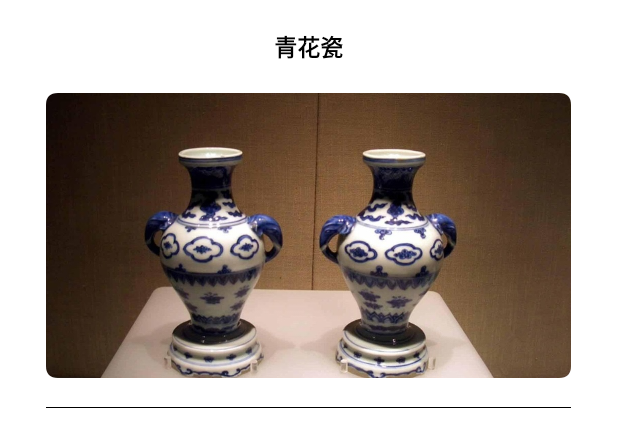
After one commit to BUCT-CS1808-SoftwareEngineering/app, an Android app: the layout layout_object_card.xml on its own in the app's theme, with its tools: preview values and no code run, on a phone screen of 412 x 824 dp. The commit adds this screen. Shown: the top 447 px of the screen. Run offline under Robolectric (Android 15) with nearby library versions, the phone set to English and light mode, and no system bars.

Commit message:
博物馆藏品界面

```diff
--- a/app/src/main/java/cn/edu/buct/se/cs1808/fragment/ExhibitionFragment.java
+++ b/app/src/main/java/cn/edu/buct/se/cs1808/fragment/ExhibitionFragment.java
@@ -33,7 +33,7 @@ public class ExhibitionFragment extends NavBaseFragment{
     }
     private void addExhibitionBox(int num){
         int defaultImage = R.drawable.bblk_museum_exhibition;
-        String defauleName = "测试博物馆";
+        String defauleName = "伟大征程——庆祝中国共产党成立100周年特展";
         int image;
         String name;
         image = defaultImage;
--- a/app/src/main/res/layout/activity_object.xml
+++ b/app/src/main/res/layout/activity_object.xml
@@ -2,8 +2,10 @@
 <RelativeLayout
     xmlns:android="http://schemas.android.com/apk/res/android" android:layout_width="match_parent"
     android:layout_height="match_parent">
-    <TextView
+    <LinearLayout
+        android:id="@+id/main_object_container"
         android:layout_width="match_parent"
         android:layout_height="wrap_content"
-        android:text="object"/>
+        android:orientation="vertical">
+    </LinearLayout>
 </RelativeLayout>
--- /dev/null
+++ b/app/src/main/res/layout/layout_object_card.xml
@@ -0,0 +1,46 @@
+<?xml version="1.0" encoding="utf-8"?>
+<LinearLayout
+    xmlns:android="http://schemas.android.com/apk/res/android" android:layout_width="match_parent"
+    android:layout_height="match_parent"
+    android:orientation="vertical"
+    android:paddingLeft="10dp"
+    android:paddingRight="10dp">
+    <TextView
+        android:layout_width="wrap_content"
+        android:layout_height="wrap_content"/>
+    <TextView
+        android:id="@+id/object_card_name"
+        android:layout_width="wrap_content"
+        android:layout_height="wrap_content"
+        android:text="青花瓷"
+        android:layout_gravity="center"
+        android:textStyle="bold"
+        android:textColor="@color/black"
+        android:textSize="15dp"
+        android:textAlignment="center"
+        />
+    <TextView
+        android:layout_width="wrap_content"
+        android:layout_height="wrap_content"
+        />
+    <LinearLayout
+        android:layout_width="350dp"
+        android:layout_height="wrap_content"
+        android:orientation="vertical"
+        android:paddingBottom="20dp"
+        android:layout_gravity="center"
+        android:background="@drawable/shape_layout_underline_black">
+        <cn.edu.buct.se.cs1808.RoundImageView
+            android:id="@+id/object_card_image"
+            android:layout_width="350dp"
+            android:layout_height="190dp"
+            android:scaleType="centerCrop"
+            android:layout_gravity="center"
+            android:src="@drawable/bblk_object_card"
+            />
+    </LinearLayout>
+    <TextView
+        android:layout_width="wrap_content"
+        android:layout_height="wrap_content"
+        />
+</LinearLayout>
--- a/app/src/main/res/values/attrs.xml
+++ b/app/src/main/res/values/attrs.xml
@@ -19,6 +19,10 @@
         <attr name="exhibition_card_name" format="string"/>
         <attr name="exhibition_card_image" format="reference|integer"/>
     </declare-styleable>
+    <declare-styleable name = "ObjectCard" >
+        <attr name="object_card_name" format="string"/>
+        <attr name="object_card_image" format="reference|integer"/>
+    </declare-styleable>
     <declare-styleable name="MapRecentCard">
         <attr name="map_museum_name" format="string"/>
         <attr name="map_museum_position" format="string"/>
```
Also changed, not shown: app/src/main/java/cn/edu/buct/se/cs1808/components/ObjectCard.java (added, +50 -0 lines), app/src/main/java/cn/edu/buct/se/cs1808/fragment/ObjectFragment.java (+54 -7 lines), app/src/main/res/drawable/bblk_object_card.jpg (added).
